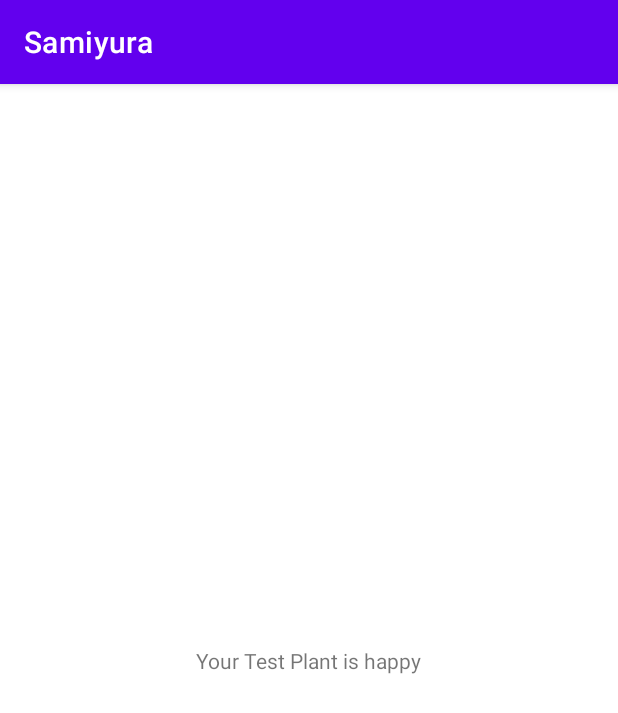
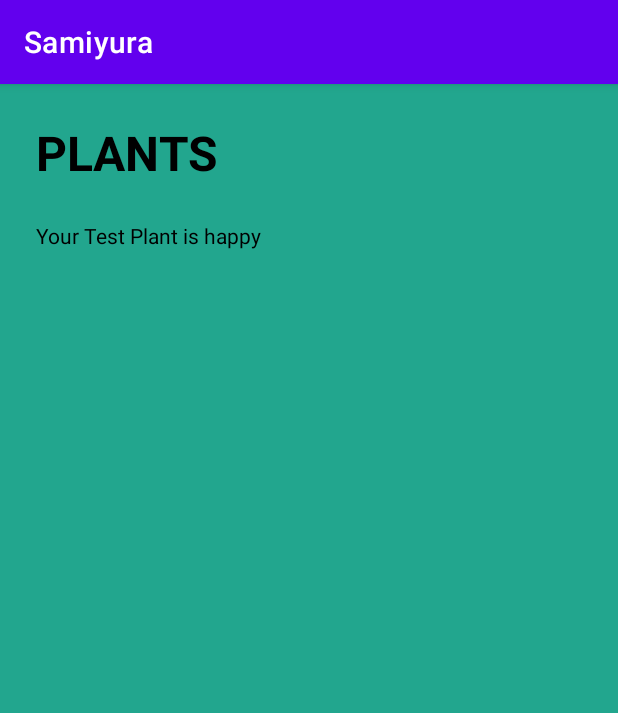
Before and after one commit to minervarr/SamiYura, an Android app: the screen it shows after launch (MainActivity), on a phone screen of 412 x 824 dp. Shown: the top 713 px of the screen. Run offline under Robolectric (Android 15) with nearby library versions, the phone set to English and light mode, and no system bars.

Commit message:
Some modifications to the activiy screen and we add fonts

```diff
--- a/app/src/main/res/layout/activity_main.xml
+++ b/app/src/main/res/layout/activity_main.xml
@@ -1,19 +1,34 @@
 <?xml version="1.0" encoding="utf-8"?>
-<androidx.constraintlayout.widget.ConstraintLayout xmlns:android="http://schemas.android.com/apk/res/android"
+<androidx.constraintlayout.widget.ConstraintLayout
+    xmlns:android="http://schemas.android.com/apk/res/android"
     xmlns:app="http://schemas.android.com/apk/res-auto"
     xmlns:tools="http://schemas.android.com/tools"
     android:layout_width="match_parent"
     android:layout_height="match_parent"
+    android:background="#22a68e"
     tools:context=".MainActivity">
+
+    <TextView
+        android:id="@+id/header_title"
+        android:layout_width="wrap_content"
+        android:layout_height="wrap_content"
+        android:text="@string/header_plants"
+        android:textSize="32sp"
+        android:textStyle="bold"
+        android:textColor="#000000"
+        android:layout_marginTop="24dp"
+        android:layout_marginStart="24dp"
+        app:layout_constraintTop_toTopOf="parent"
+        app:layout_constraintStart_toStartOf="parent" />
 
     <TextView
         android:id="@+id/sample_text"
         android:layout_width="wrap_content"
         android:layout_height="wrap_content"
-        android:text="Hello World!"
-        app:layout_constraintBottom_toBottomOf="parent"
-        app:layout_constraintEnd_toEndOf="parent"
+        android:text="@string/test_text"
+        android:textColor="#000000"
+        app:layout_constraintTop_toBottomOf="@id/header_title"
         app:layout_constraintStart_toStartOf="parent"
-        app:layout_constraintTop_toTopOf="parent" />
+        android:layout_margin="24dp" />
 
 </androidx.constraintlayout.widget.ConstraintLayout>
--- a/app/src/main/res/values/strings.xml
+++ b/app/src/main/res/values/strings.xml
@@ -1,4 +1,7 @@
 <resources>
     <string name="app_name">Samiyura</string>
     <string name="plant_status_message">Your %1$s is %2$s</string>
+    <string name="header_plants">PLANTS</string>
+    <string name="menu_description">Menu</string>
+    <string name="test_text">Test</string>
 </resources>
```
Also changed, not shown: app/src/main/res/font/lmmono_italic.otf (added), app/src/main/res/font/lmmono_regular.otf (added), app/src/main/res/font/lmmonolt_bold.otf (added), app/src/main/res/font/lmroman_bold.otf (added), app/src/main/res/font/lmroman_italic.otf (added), app/src/main/res/font/lmroman_regular.otf (added).
